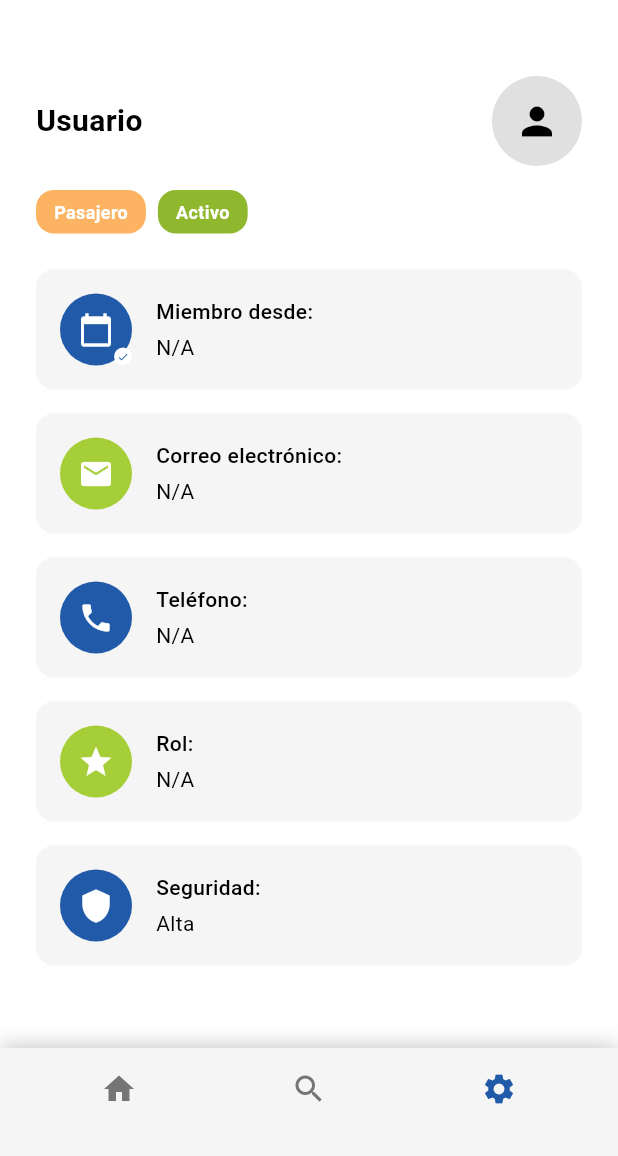
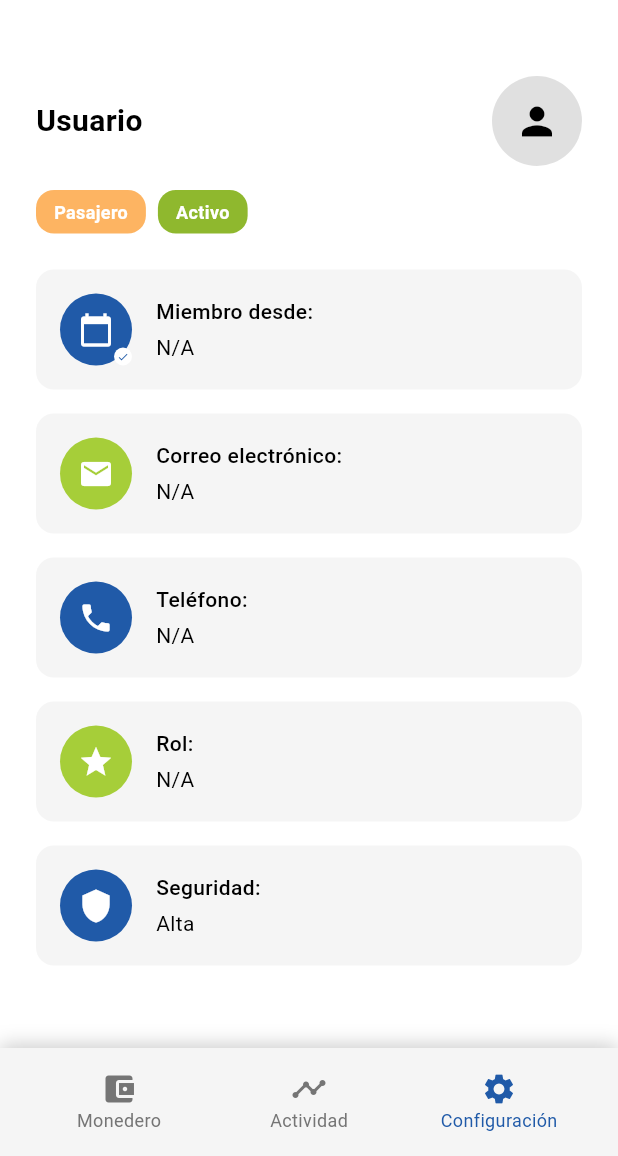
Before and after one commit to Proyectos-Spring-Telecom/DashcamApp, a Flutter app: the InformacionUsuarioPage screen opened by its route, on a phone screen of 412 x 824 dp, the part 80-1236 px from its top. Run offline on Flutter 3.47's test engine with Material 3 defaults, Android fonts, the phone set to English and light mode, and no system bars; our stand-ins replace badges, cached_network_image, carousel_slider, dio, expansion_tile_card, file_picker and 13 more; missing offline and left inert: chart_sparkline, country_flags, mobile_scanner, mrx_charts, multiselect_formfield, number_pagination and 2 more; accounts and stored records are empty.

Commit message:
[Fix] Me arregla menú de la información del usuario.

```diff
--- a/lib/view/dashboard/informacion_usuario.dart
+++ b/lib/view/dashboard/informacion_usuario.dart
@@ -451,7 +451,7 @@ class InformacionUsuarioPage extends StatelessWidget {
           backgroundColor: Colors.transparent,
           selectedItemColor: const Color(0xFF205AA8), // Blue
           unselectedItemColor: Colors.grey[600],
-          currentIndex: 2, // Settings is selected
+          currentIndex: 2, // Configuración is selected
           type: BottomNavigationBarType.fixed,
           elevation: 0,
           iconSize: 24,
@@ -459,23 +459,29 @@ class InformacionUsuarioPage extends StatelessWidget {
           unselectedFontSize: 12,
           items: const [
             BottomNavigationBarItem(
-              icon: Icon(Icons.home),
-              label: '',
+              icon: Icon(Icons.account_balance_wallet),
+              label: 'Monedero',
             ),
             BottomNavigationBarItem(
-              icon: Icon(Icons.search),
-              label: '',
+              icon: Icon(Icons.timeline),
+              label: 'Actividad',
             ),
             BottomNavigationBarItem(
               icon: Icon(Icons.settings),
-              label: '',
+              label: 'Configuración',
             ),
           ],
           onTap: (index) {
             if (index == 0) {
               GoRouter.of(context).go(RoutesName.dashboard);
             } else if (index == 1) {
-              // Search action (if needed)
+              // Abrir bottomsheet de Monedero
+              showModalBottomSheet(
+                context: context,
+                isScrollControlled: true,
+                backgroundColor: Colors.transparent,
+                builder: (context) => const MonederoBottomSheet(),
+              );
             } else if (index == 2) {
               GoRouter.of(context).go(RoutesName.perfil);
             }
```
